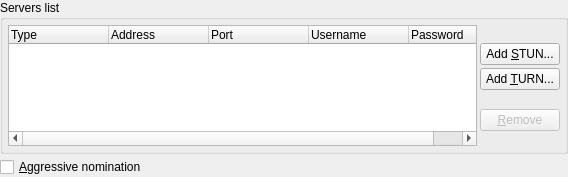
Above: src/plugins/jingletransporticeudp/iceoptions.ui from eyecu-im/eyecu-qt before the change. Below: the same form after it.
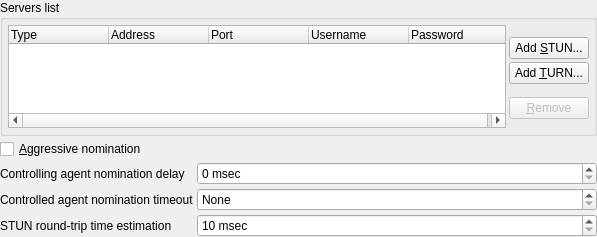
That is the form after the change.

```diff
--- a/src/plugins/jingletransporticeudp/iceoptions.ui
+++ b/src/plugins/jingletransporticeudp/iceoptions.ui
@@ -6,8 +6,8 @@
    <rect>
     <x>0</x>
     <y>0</y>
-    <width>568</width>
-    <height>177</height>
+    <width>597</width>
+    <height>237</height>
    </rect>
   </property>
   <layout class="QVBoxLayout" name="verticalLayout">
@@ -170,6 +170,79 @@
      </property>
     </widget>
    </item>
+   <item>
+    <layout class="QFormLayout" name="formLayout">
+     <item row="2" column="1">
+      <widget class="QSpinBox" name="spbRto">
+       <property name="suffix">
+        <string> msec</string>
+       </property>
+       <property name="minimum">
+        <number>10</number>
+       </property>
+       <property name="maximum">
+        <number>1000</number>
+       </property>
+      </widget>
+     </item>
+     <item row="2" column="0">
+      <widget class="QLabel" name="lblRto">
+       <property name="text">
+        <string>STUN round-trip time estimation</string>
+       </property>
+       <property name="buddy">
+        <cstring>spbRto</cstring>
+       </property>
+      </widget>
+     </item>
+     <item row="0" column="0">
+      <widget class="QLabel" name="lblNominationDelay">
+       <property name="text">
+        <string>Controlling agent nomination delay</string>
+       </property>
+       <property name="buddy">
+        <cstring>spbNominationDelay</cstring>
+       </property>
+      </widget>
+     </item>
+     <item row="0" column="1">
+      <widget class="QSpinBox" name="spbNominationDelay">
+       <property name="suffix">
+        <string> msec</string>
+       </property>
+       <property name="maximum">
+        <number>1000</number>
+       </property>
+      </widget>
+     </item>
+     <item row="1" column="0">
+      <widget class="QLabel" name="lblNominationTimeout">
+       <property name="text">
+        <string>Controlled agent nomination timeout</string>
+       </property>
+       <property name="buddy">
+        <cstring>spbNominationTimeout</cstring>
+       </property>
+      </widget>
+     </item>
+     <item row="1" column="1">
+      <widget class="QSpinBox" name="spbNominationTimeout">
+       <property name="specialValueText">
+        <string>None</string>
+       </property>
+       <property name="suffix">
+        <string> msec</string>
+       </property>
+       <property name="minimum">
+        <number>100</number>
+       </property>
+       <property name="maximum">
+        <number>10000</number>
+       </property>
+      </widget>
+     </item>
+    </layout>
+   </item>
   </layout>
  </widget>
  <tabstops>
```
Left out of the diff: 42 changed lines with no effect on the pictures.
